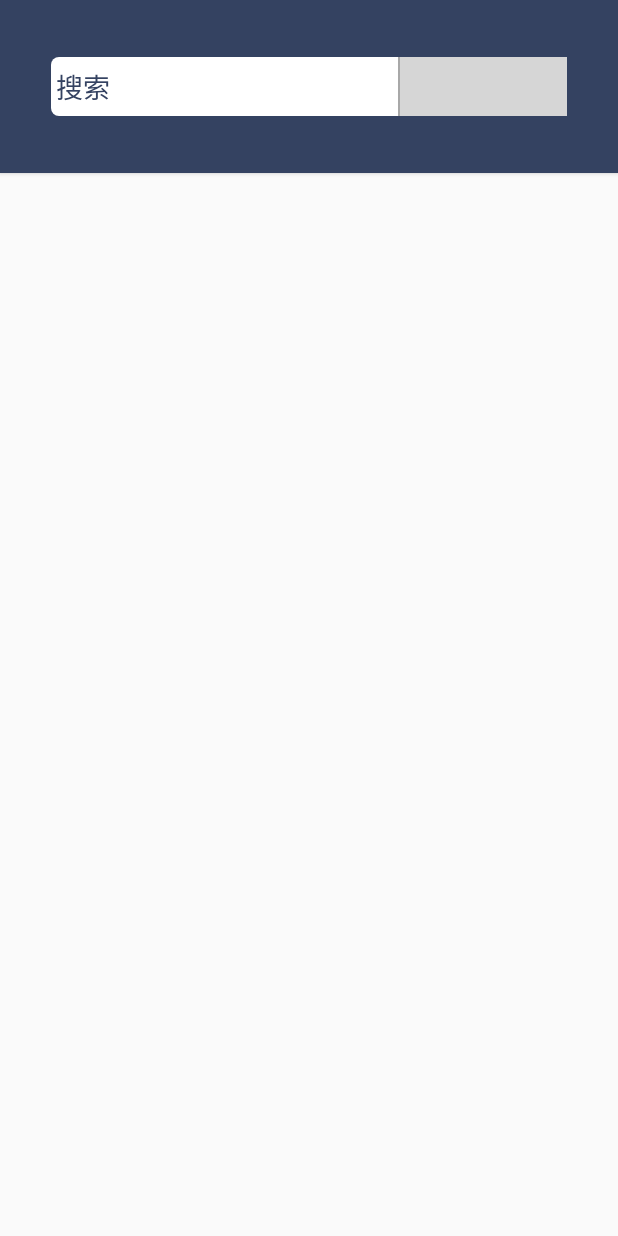
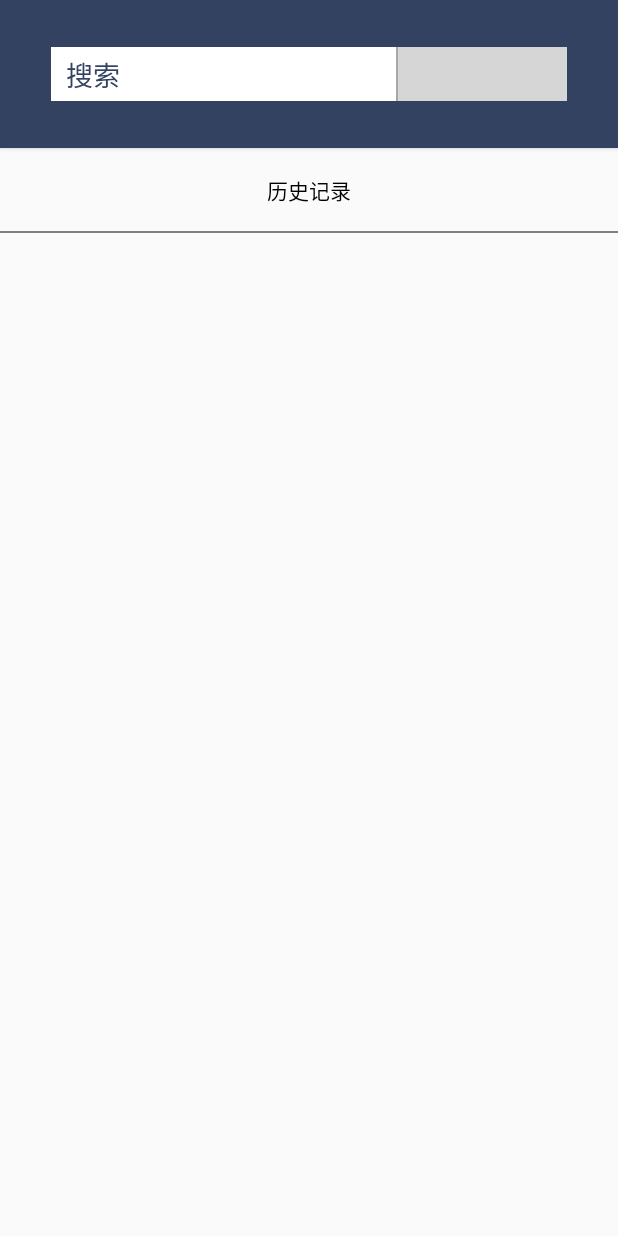
Before and after one commit to BUCT-CS1807-SE/FrontendGroup, an Android app: the fragment SearchFragment shown on its own in the app's theme, on a phone screen of 412 x 824 dp. Run offline under Robolectric (Android 15) with nearby library versions, the phone set to English and light mode, and no system bars; our stand-ins replace ButterKnife; grey boxes are pictures that could not be loaded.

```diff
--- a/app/src/main/java/com/example/myapplication/entity/Comment.java
+++ b/app/src/main/java/com/example/myapplication/entity/Comment.java
@@ -18,6 +18,9 @@ public class Comment implements Serializable {
         this.username = username;
         this.time = time;
         this.content = content;
+    }
+
+    public Comment() {
     }
 
     public Integer getId() {
--- a/app/src/main/res/layout/fragment_search.xml
+++ b/app/src/main/res/layout/fragment_search.xml
@@ -2,37 +2,53 @@
 <androidx.constraintlayout.widget.ConstraintLayout xmlns:android="http://schemas.android.com/apk/res/android"
     xmlns:app="http://schemas.android.com/apk/res-auto"
     xmlns:tools="http://schemas.android.com/tools"
+    style="@style/Theme.AppCompat.DayNight.NoActionBar"
     android:layout_width="match_parent"
-    style="@style/Theme.AppCompat.DayNight.NoActionBar"
     android:layout_height="match_parent">
 
     <FrameLayout
         android:id="@+id/searchHistory"
         android:layout_width="match_parent"
-        android:layout_height="50dp"
+        android:layout_height="0dp"
+        android:foregroundGravity="center"
+        app:layout_constraintBottom_toTopOf="@+id/guideline3"
         app:layout_constraintEnd_toEndOf="parent"
         app:layout_constraintStart_toStartOf="parent"
         app:layout_constraintTop_toBottomOf="@+id/linearLayout">
 
+        <View
+            android:id="@+id/view3"
+            android:layout_width="match_parent"
+            android:layout_height="1dp"
+            android:layout_gravity="bottom"
+            android:background="#808080" />
+
+        <TextView
+            android:id="@+id/textView"
+            android:layout_width="wrap_content"
+            android:layout_height="wrap_content"
+            android:layout_gravity="center"
+            android:text="历史记录" />
     </FrameLayout>
 
     <LinearLayout
         android:id="@+id/linearLayout"
         android:layout_width="match_parent"
-        android:layout_height="115dp"
+        android:layout_height="0dp"
         android:background="@color/skin_topbar_bg_color"
         android:elevation="2dp"
         android:gravity="center"
         android:layoutDirection="ltr"
         android:orientation="horizontal"
         android:padding="10dp"
+        app:layout_constraintBottom_toTopOf="@+id/guideline2"
         app:layout_constraintEnd_toEndOf="parent"
         app:layout_constraintStart_toStartOf="parent"
         app:layout_constraintTop_toTopOf="parent">
 
         <LinearLayout
             android:layout_width="match_parent"
-            android:layout_height="39dp"
+            android:layout_height="36dp"
             android:layout_marginLeft="24dp"
             android:layout_marginRight="24dp"
             android:background="@drawable/shape_search_box"
@@ -43,15 +59,13 @@
                 android:id="@+id/searchKey"
                 android:layout_width="wrap_content"
                 android:layout_height="match_parent"
-                android:layout_marginLeft="3dp"
-                android:layout_marginTop="1dp"
-                android:layout_marginBottom="1dp"
                 android:layout_weight="1"
                 android:background="@color/white"
                 android:drawableBottom="@color/white"
                 android:ems="10"
                 android:hint="搜索"
                 android:inputType="textPersonName"
+                android:paddingLeft="10dp"
                 android:textColor="@color/black"
                 android:textColorHint="@color/skin_topbar_bg_color" />
 
@@ -79,8 +93,22 @@
         app:layout_constraintBottom_toBottomOf="parent"
         app:layout_constraintEnd_toEndOf="parent"
         app:layout_constraintStart_toStartOf="parent"
-        app:layout_constraintTop_toBottomOf="@+id/searchHistory">
+        app:layout_constraintTop_toTopOf="@+id/guideline3">
 
     </androidx.recyclerview.widget.RecyclerView>
 
+    <androidx.constraintlayout.widget.Guideline
+        android:id="@+id/guideline2"
+        android:layout_width="wrap_content"
+        android:layout_height="wrap_content"
+        android:orientation="horizontal"
+        app:layout_constraintGuide_percent="0.12" />
+
+    <androidx.constraintlayout.widget.Guideline
+        android:id="@+id/guideline3"
+        android:layout_width="wrap_content"
+        android:layout_height="wrap_content"
+        android:orientation="horizontal"
+        app:layout_constraintGuide_percent="0.18878248" />
+
 </androidx.constraintlayout.widget.ConstraintLayout>
--- a/build.gradle
+++ b/build.gradle
@@ -5,7 +5,7 @@ buildscript {
         jcenter()
     }
     dependencies {
-        classpath "com.android.tools.build:gradle:4.1.3"
+        classpath 'com.android.tools.build:gradle:4.2.0'
 
 
         // NOTE: Do not place your application dependencies here; they belong
```
Also changed, not shown: app/src/main/java/com/example/myapplication/activity/MuseumIntroActivity.java (+29 -7 lines), app/src/main/java/com/example/myapplication/util/NetworkUtils.java (+5 -2 lines), app/src/main/res/layout/item_museum_brief.xml (+16 -16 lines), gradle/wrapper/gradle-wrapper.properties.
